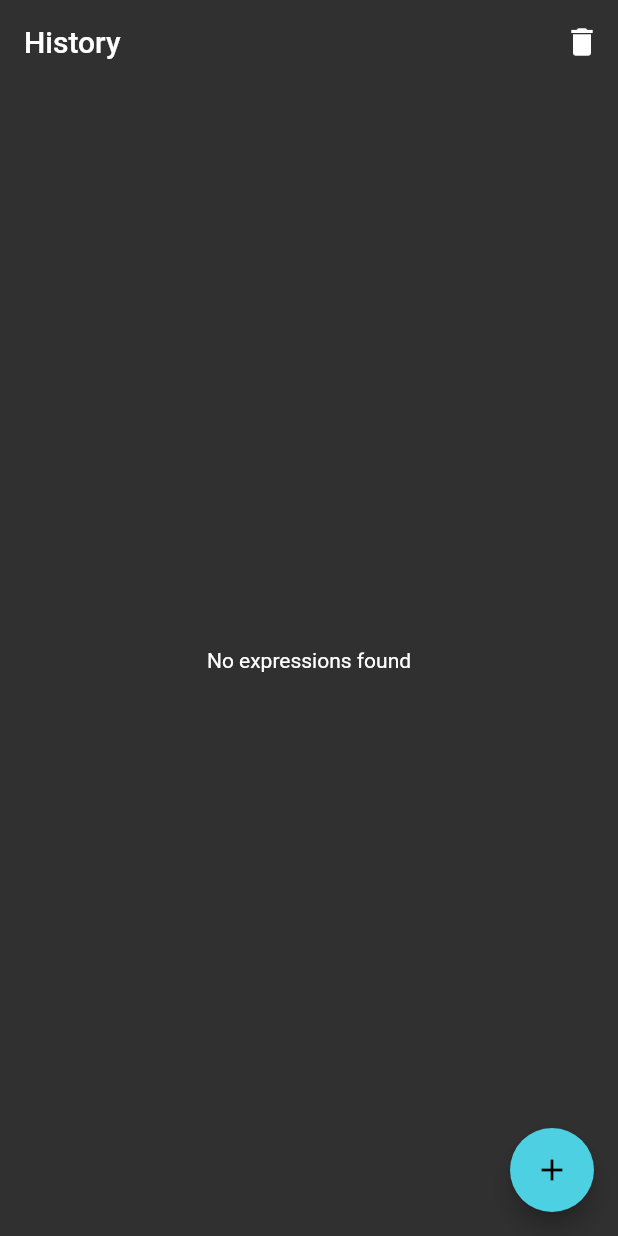
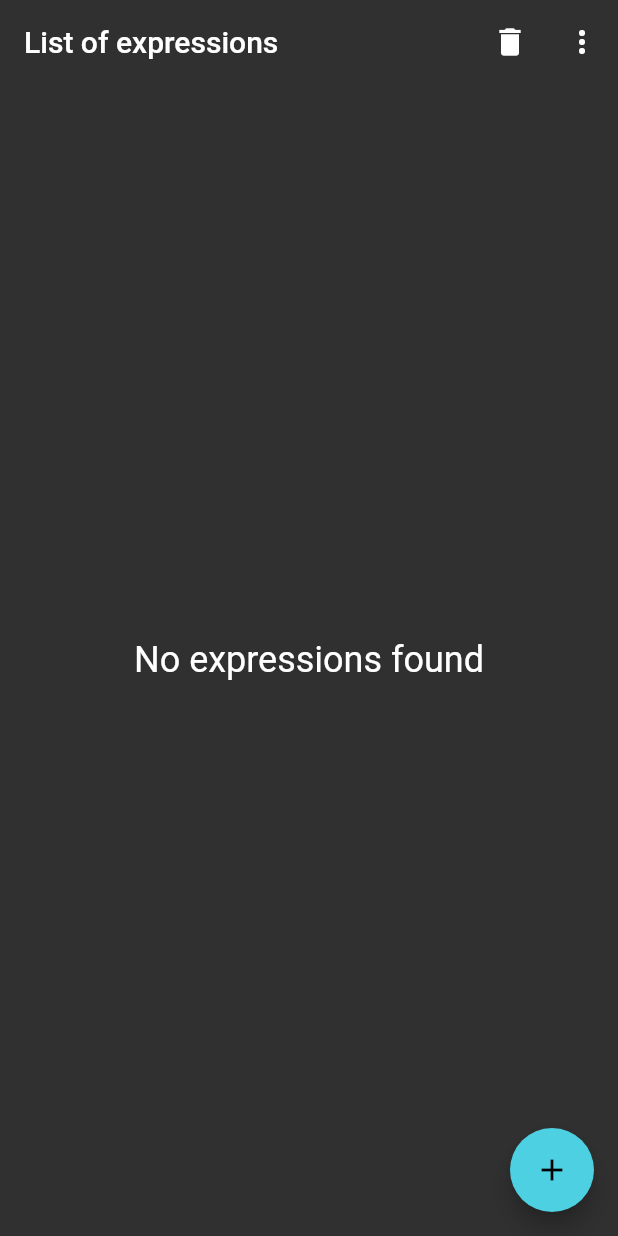
Before and after one commit to ramunl/graph_calc, a Flutter app: the screen it shows after launch, on a phone screen of 412 x 824 dp. Run offline on Flutter 3.47's test engine with Material 2 defaults, Android fonts, the phone set to English and light mode, and no system bars; our stand-ins replace flutter_redux, redux, shared_preferences, webview_flutter; missing offline and left inert: ordered_set, stack.

Commit message:
added  wolfram API support, settings screen

```diff
--- /dev/null
+++ b/lib/helper/consts.dart
@@ -0,0 +1,2 @@
+const WOLFRAM_APP_ID = "P3PGRE-32WLT37T6E";
+const WOLFRAM_URL_BASE = "http://api.wolframalpha.com/v1/simple?";
--- a/lib/helper/ui_utils.dart
+++ b/lib/helper/ui_utils.dart
@@ -12,5 +12,5 @@ const codeSqrt = '\u221A';
 
 getFontSize(context) {
   final Orientation orientation = MediaQuery.of(context).orientation;
-  return (orientation == Orientation.portrait) ? 28.0 : 24.0;
+  return (orientation == Orientation.portrait) ? 24.0 : 20.0;
 }
--- /dev/null
+++ b/lib/res/dimens.dart
@@ -0,0 +1,2 @@
+
+const HORIZONTAL_PADDING = 22.0;
--- a/lib/res/localization.dart
+++ b/lib/res/localization.dart
@@ -15,8 +15,8 @@ class GraphLocalizations {
   GraphLocalizations(this.locale);
 
   String get screenTitleHistory => Intl.message(
-        'History',
-        name: 'history',
+        'List of expressions',
+        name: 'expressions',
         args: [],
         locale: locale.toString(),
       );
@@ -24,6 +24,13 @@ class GraphLocalizations {
   String get screenTitleAddFunction => Intl.message(
         'Add function',
         name: 'addFunction',
+        args: [],
+        locale: locale.toString(),
+      );
+
+  String get screenTitleSettings => Intl.message(
+        'Settings',
+        name: 'settings',
         args: [],
         locale: locale.toString(),
       );
@@ -38,6 +45,13 @@ class GraphLocalizations {
   String get commandAddFunc => Intl.message(
         'Add Function',
         name: 'addFunction',
+        args: [],
+        locale: locale.toString(),
+      );
+
+  String get commandSettings => Intl.message(
+        'Settings',
+        name: 'Settings',
         args: [],
         locale: locale.toString(),
       );
--- a/lib/view/screens/calculator/views/сalc_display.dart
+++ b/lib/view/screens/calculator/views/сalc_display.dart
@@ -1,4 +1,5 @@
 import 'package:flutter/widgets.dart';
+import 'package:graph_calc/helper/ui_utils.dart';
 
 class CalcDisplay extends StatelessWidget {
   final String content;
@@ -10,7 +11,7 @@ class CalcDisplay extends StatelessWidget {
     return Center(
       child: Text(
         content,
-        style: const TextStyle(fontSize: 24.0),
+        style: TextStyle(fontSize: getFontSize(context)),
       ),
     );
   }
--- a/lib/view/screens/history/views/history_list_store_сonnector.dart
+++ b/lib/view/screens/history/views/history_list_store_сonnector.dart
@@ -13,7 +13,7 @@ class HistoryListStoreConnector extends StatelessWidget {
   HistoryListStoreConnector() : super();
 
   @override
-  Widget build(BuildContext context) {
+  Widget build(BuildContext cFontext) {
     return StoreConnector<AppState, HistoryViewModel>(
       converter: HistoryViewModel.fromStore,
       builder: (context, vm) {
--- a/lib/view/screens/history/views/view_list_empty.dart
+++ b/lib/view/screens/history/views/view_list_empty.dart
@@ -3,6 +3,7 @@
 // in the LICENSE file.
 
 import 'package:flutter/material.dart';
+import 'package:graph_calc/helper/ui_utils.dart';
 
 class ListEmpty extends StatelessWidget {
   ListEmpty({Key key}) : super(key: key);
@@ -10,7 +11,7 @@ class ListEmpty extends StatelessWidget {
   @override
   Widget build(BuildContext context) {
     return Center(
-      child: Text("No expressions found"),
-    );
+        child: Text("No expressions found",
+            style: TextStyle(fontSize: getFontSize(context))));
   }
 }
--- a/lib/view/screens/home/home_screen.dart
+++ b/lib/view/screens/home/home_screen.dart
@@ -4,6 +4,7 @@
 
 import 'package:flutter/material.dart';
 import 'package:graph_calc/helper/ArchKeys.dart';
+import 'package:graph_calc/helper/ui_utils.dart';
 import 'package:graph_calc/view/screens/calculator/expression_create.dart';
 import 'package:graph_calc/view/screens/history/views/history_list_store_%D1%81onnector.dart';
 
--- a/pubspec.yaml
+++ b/pubspec.yaml
@@ -11,7 +11,8 @@ dependencies:
   path_provider: ^1.4.0
   ordered_set: ^1.1.2
   stack: ^0.1.0
-
+  webview_flutter: ^0.3.15+1
+  shared_preferences: ^0.5.4+3
   flutter:
     sdk: flutter
 
```
Also changed, not shown: lib/view/screens/history/views/history_list.dart (+45 -6 lines), lib/view/screens/settings/app_settings.dart (added, +64 -0 lines), lib/view/screens/settings/prefs.dart (added, +22 -0 lines), lib/view/screens/webview/wolfram_func_plotter.dart (added, +50 -0 lines), 2 other files.
